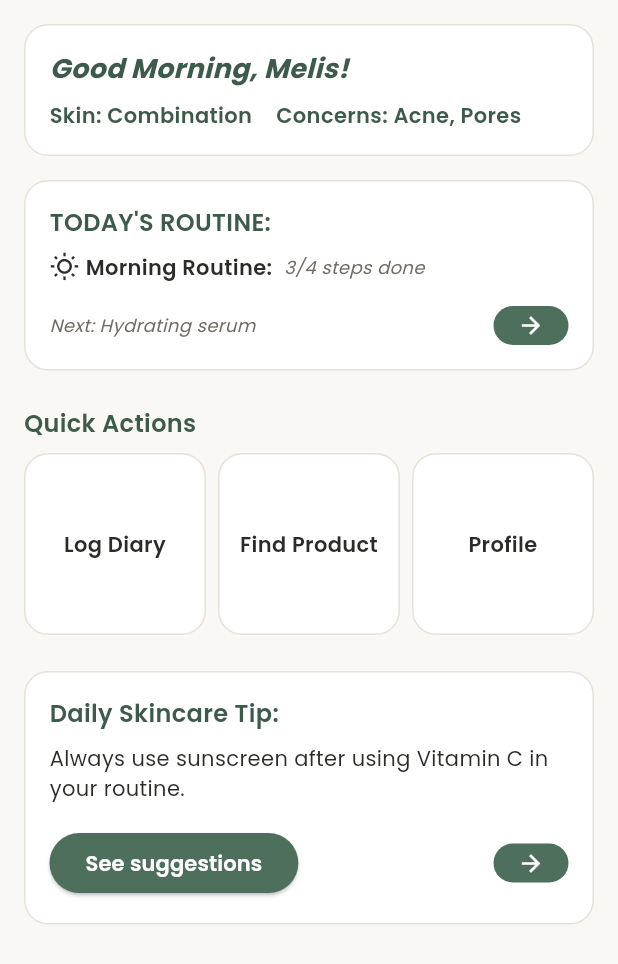
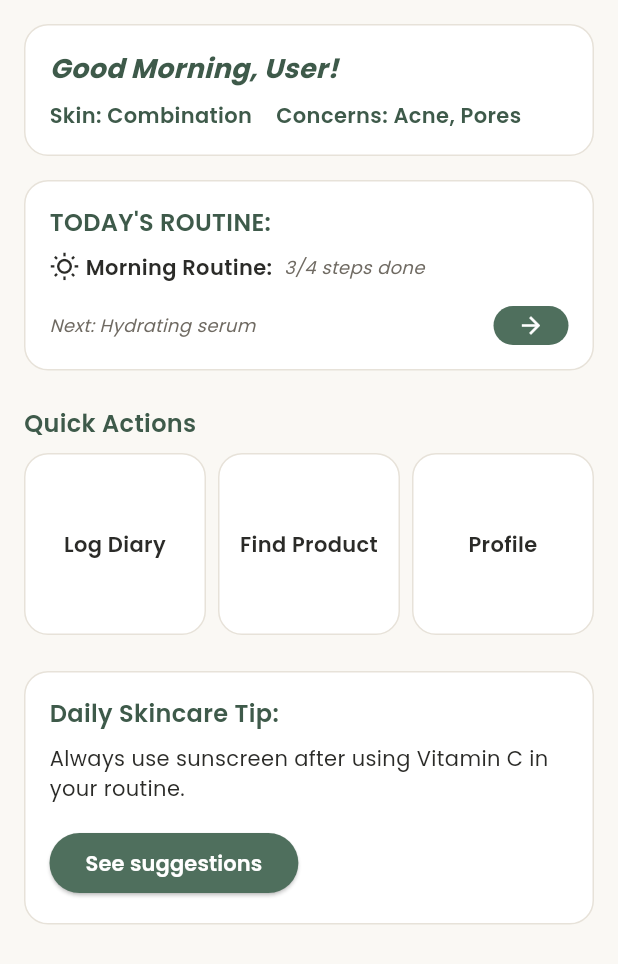
Before and after one commit to BuseKoksal/cs310-skincare, a Flutter app: the HomeScreen screen opened directly with empty values, on a phone screen of 412 x 824 dp. Shown: the top 964 px of the screen. Run offline on Flutter 3.47's test engine with Material 3 defaults, Android fonts, the phone set to English and light mode, and no system bars.

Commit message:
Remove duplicate arrow button from daily skincare tip card

```diff
--- a/lib/screens/home/home_screen.dart
+++ b/lib/screens/home/home_screen.dart
@@ -5,8 +5,13 @@ import '../../utils/app_text_styles.dart';
 
 class HomeScreen extends StatelessWidget {
   final ValueChanged<int> onNavigate;
+  final String userName;
 
-  const HomeScreen({super.key, required this.onNavigate});
+  const HomeScreen({
+    super.key,
+    required this.onNavigate,
+    this.userName = 'User',
+  });
 
   @override
   Widget build(BuildContext context) {
@@ -30,7 +35,7 @@ class HomeScreen extends StatelessWidget {
                   crossAxisAlignment: CrossAxisAlignment.start,
                   children: [
                     Text(
-                      'Good Morning, Melis!',
+                      'Good Morning, $userName!',
                       style: AppTextStyles.subtitle.copyWith(
                         fontWeight: FontWeight.bold,
                         fontStyle: FontStyle.italic,
@@ -197,9 +202,6 @@ class HomeScreen extends StatelessWidget {
                       style: AppTextStyles.body,
                     ),
                     const SizedBox(height: AppSpacing.md),
-                    Row(
-                      mainAxisAlignment: MainAxisAlignment.spaceBetween,
-                      children: [
                     ElevatedButton(
                       onPressed: () => onNavigate(1),
                       style: ElevatedButton.styleFrom(
@@ -210,27 +212,6 @@ class HomeScreen extends StatelessWidget {
                         ),
                       ),
                       child: const Text('See suggestions', style: AppTextStyles.button),
-                        ),
-                        InkWell(
-                          onTap: () => onNavigate(1),
-                          borderRadius: BorderRadius.circular(AppSpacing.radiusPill),
-                          child: Container(
-                            padding: const EdgeInsets.symmetric(
-                              horizontal: AppSpacing.md,
-                              vertical: AppSpacing.xs,
-                            ),
-                            decoration: BoxDecoration(
-                              color: AppColors.primary,
-                              borderRadius: BorderRadius.circular(AppSpacing.radiusPill),
-                            ),
-                            child: const Icon(
-                              Icons.arrow_forward,
-                              color: AppColors.white,
-                              size: 18,
-                            ),
-                          ),
-                        ),
-                      ],
                     ),
                   ],
                 ),
```
Lines whose indentation alone changed are shown as unchanged.
